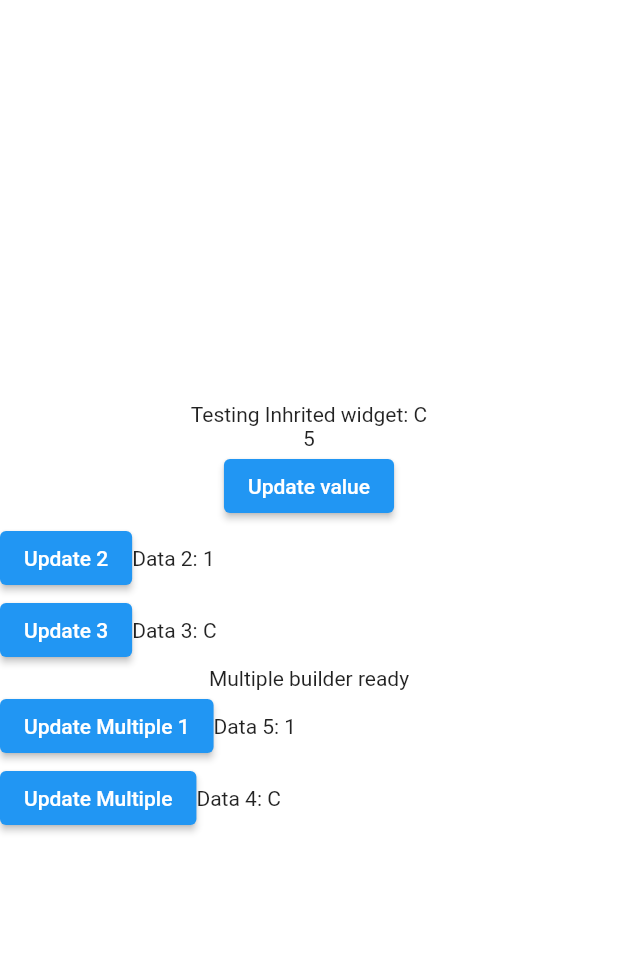
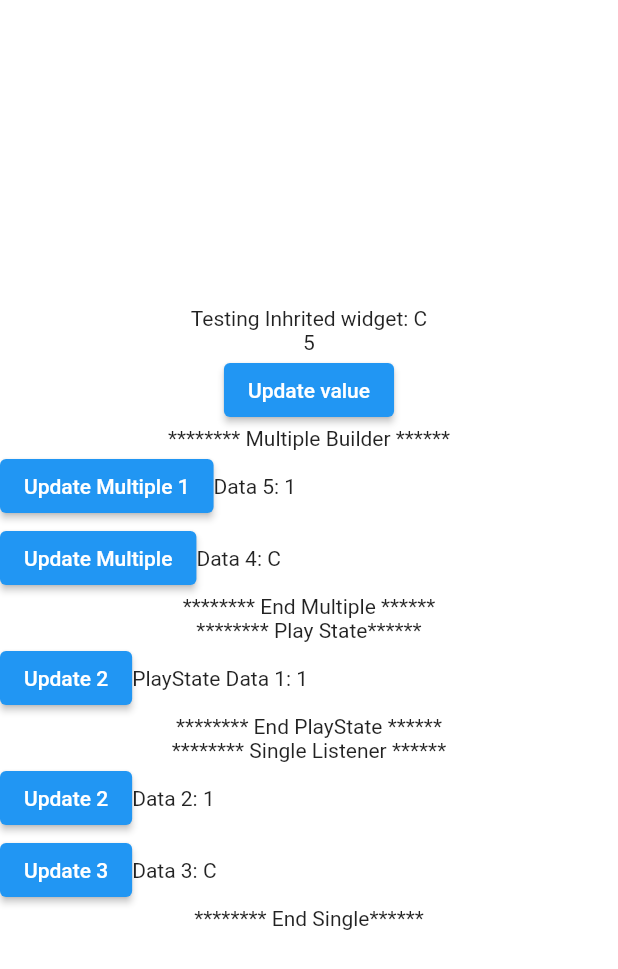
Before and after one commit to ISRAEL-DUFF/my-flutter-experiments, a Flutter app: the screen it shows after launch, on a phone screen of 412 x 824 dp. Shown: the top 969 px of the screen. Run offline on Flutter 3.47's test engine with Material 2 defaults, Android fonts, the light colour scheme and no system bars.

Commit message:
custom inherited widget refactored

```diff
--- a/lib/inherited_widgets/provider.dart
+++ b/lib/inherited_widgets/provider.dart
@@ -10,10 +10,14 @@ class TProvider<T> extends StatefulWidget {
   @override
   TProviderState createState() => TProviderState<T>(data: data);
 
-  static TProviderState? of<P>(BuildContext context) {
+  static TProviderState? fo<P>(BuildContext context) {
     return context
         .dependOnInheritedWidgetOfExactType<TInheritedWidget<P>>()!
         .state;
+  }
+
+  static P? of<P>(BuildContext context) {
+    return fo<P>(context)!.data;
   }
 }
 
@@ -71,52 +75,61 @@ class TMultiprovider extends StatelessWidget {
 
 class TDataNotifier extends ValueNotifier<int> {
   TDataNotifier() : super(Random().nextInt(500));
-  updateState() {
-    value = Random().nextInt(500);
+
+  @override
+  notifyListeners() {
+    // TODO: custom logic here
+
+    // well, still thinking of what / how to update this 'value'
+    // value = Random().nextInt(500);
+
+    // finally call notifyListeners from Super class ValueNotifier
+    super.notifyListeners();
   }
 }
 
 class TListenableBuilder<T extends TDataNotifier> extends StatelessWidget {
   final Widget Function(BuildContext, T, Widget?) builder;
   Widget? child;
-  T listener;
+  T value;
   TListenableBuilder(
-      {Key? key, required this.listener, required this.builder, this.child})
+      {Key? key, required this.value, required this.builder, this.child})
       : super(key: key);
 
   @override
   Widget build(BuildContext context) {
     return ValueListenableBuilder<int>(
-        valueListenable: listener,
+        valueListenable: value,
         child: child,
         builder: (context, v, child) {
-          return builder(context, listener, child);
+          return builder(context, value, child);
         });
   }
 }
 
 // MULTIPLE Listenable
-class TListenable<T extends TDataNotifier> {
+class TListenable<T> with TypeCheck {
   T listener;
   TListenable({required this.listener}) {
-    // assert(isSubtype<T, TDataNotifier>());
+    assert(isSubtype<T, TDataNotifier>());
   }
 }
 
 class TMultiListenableBuilder extends StatefulWidget {
-  final Widget Function(BuildContext, Widget?) builder;
+  final Widget Function(
+      BuildContext, T? Function<T extends TDataNotifier>(), Widget?) builder;
   final Widget? child;
-  final List<TListenable> listeners;
+  final List<TListenable> values;
   const TMultiListenableBuilder(
-      {Key? key, required this.listeners, required this.builder, this.child})
+      {Key? key, required this.values, required this.builder, this.child})
       : super(key: key);
   @override
   TMultiListenableBuilderState createState() => TMultiListenableBuilderState();
 
-  TListenable? find<T>() {
-    for (TListenable l in listeners) {
+  T? find<T extends TDataNotifier>() {
+    for (TListenable l in values) {
       if (l.listener is T) {
-        return l;
+        return l.listener;
       }
     }
   }
@@ -129,7 +142,7 @@ class TMultiListenableBuilderState extends State<TMultiListenableBuilder>
     super.initState();
 
     // listen for individual changes in listeners
-    for (TListenable l in widget.listeners) {
+    for (TListenable l in widget.values) {
       l.listener.addListener(listenForUpdate);
     }
   }
@@ -138,7 +151,7 @@ class TMultiListenableBuilderState extends State<TMultiListenableBuilder>
   void dispose() {
     // TODO: implement dispose
     super.dispose();
-    for (TListenable l in widget.listeners) {
+    for (TListenable l in widget.values) {
       l.listener.removeListener(listenForUpdate);
     }
   }
@@ -149,13 +162,13 @@ class TMultiListenableBuilderState extends State<TMultiListenableBuilder>
   }
 
   Widget _buildTree({int i = 0}) {
-    if (i < widget.listeners.length - 1) {
+    if (i < widget.values.length - 1) {
       return Builder(builder: (context) {
         return _buildTree(i: i + 1);
       });
     } else {
       return Builder(builder: (context) {
-        return widget.builder(context, widget.child);
+        return widget.builder(context, widget.find, widget.child);
       });
     }
   }
@@ -166,24 +179,3 @@ class TMultiListenableBuilderState extends State<TMultiListenableBuilder>
     });
   }
 }
-
-class MyData1 extends TDataNotifier {
-  int a = 1;
-  int b = 2;
-  String c = 'C';
-
-  updateA(int newA) {
-    a = newA;
-    updateState();
-  }
-}
-
-class MyData2 extends TDataNotifier {
-  int nuum = 1;
-  String c = 'C';
-
-  updateName(String name) {
-    c = name;
-    updateState();
-  }
-}
--- a/lib/main.dart
+++ b/lib/main.dart
@@ -2,7 +2,12 @@ import 'package:flutter/material.dart';
 import './cashly/theme.dart';
 import './cashly/buttons.dart';
 import './inherited_widgets/provider.dart';
+import './model.dart';
 import 'dart:math';
+
+import './pages/page_one.dart';
+import './pages/single_listener.dart';
+import './pages/multi_listener.dart';
 
 void main() {
   runApp(const MyApp());
@@ -14,15 +19,6 @@ class MyApp extends StatelessWidget {
   // This widget is the root of your application.
   @override
   Widget build(BuildContext context) {
-    // return TProviderStateWrapper<int>(
-    //     data: 6,
-    //     child: MaterialApp(
-    //       title: 'Trouter',
-    //       color: CashlyThemeData.accentColor.withOpacity(1),
-    //       theme: CashlyThemeData.themeData(),
-    //       home: MyHomePage(),
-    //     ));
-
     return TMultiprovider(
         providers: [
           TProvider<int>(data: 5),
@@ -45,144 +41,28 @@ class MyHomePage extends StatelessWidget {
     var stat = TProvider.of<int>(context)!;
     var data1 = TProvider.of<MyData1>(context)!;
     var data2 = TProvider.of<MyData2>(context)!;
-    int d = stat.data;
+    int d = stat;
     return Scaffold(
       // appBar: AppBar(title: Text('Cashly App')),
       body: Column(
         mainAxisAlignment: MainAxisAlignment.center,
         children: [
-          Center(child: Text('Testing Inhrited widget: ${data2.data.c}')),
+          Center(child: Text('Testing Inhrited widget: ${data2.c}')),
           Center(child: Text(d.toString())),
           ElevatedButton(
               onPressed: () {
                 int a = Random().nextInt(500);
                 // stat.updateData(a);
-                data1.data.updateA(a);
+                data1.updateA(a);
               },
               child: Text('Update value')),
           // PlayState(),
 
-          TListenableBuilder<MyData1>(
-              listener: data1.data,
-              builder: (context, data, _) {
-                return Container(
-                    child: Row(
-                  children: [
-                    ElevatedButton(
-                        onPressed: () {
-                          int a = Random().nextInt(500);
-                          data.updateA(a);
-                        },
-                        child: Text('Update 2')),
-                    Text('Data 2: ${data.a}'),
-                  ],
-                ));
-              }),
-
-          TListenableBuilder<MyData2>(
-              listener: data2.data,
-              builder: (context, data, _) {
-                return Container(
-                    child: Row(
-                  children: [
-                    ElevatedButton(
-                        onPressed: () {
-                          int a = Random().nextInt(500);
-                          data.updateName('String: ' + a.toString());
-                        },
-                        child: Text('Update 3')),
-                    Text('Data 3: ${data.c}'),
-                  ],
-                ));
-              }),
-
-          // Multiple listeners
-          TMultiListenableBuilder(
-              listeners: [
-                TListenable<MyData1>(
-                  listener: data1.data,
-                ),
-                TListenable<MyData2>(
-                  listener: data2.data,
-                ),
-              ],
-              builder: (context, _) {
-                return Center(
-                  child: Column(
-                    children: [
-                      Text('Multiple builder ready'),
-                      Container(
-                          child: Row(
-                        children: [
-                          ElevatedButton(
-                              onPressed: () {
-                                int a = Random().nextInt(500);
-                                data1.data.updateA(a);
-                              },
-                              child: Text('Update Multiple 1')),
-                          Text('Data 5: ${data1.data.a}'),
-                        ],
-                      )),
-                      Container(
-                          child: Row(
-                        children: [
-                          ElevatedButton(
-                              onPressed: () {
-                                int a = Random().nextInt(500);
-                                data2.data
-                                    .updateName('String: ' + a.toString());
-                              },
-                              child: Text('Update Multiple')),
-                          Text('Data 4: ${data2.data.c}'),
-                        ],
-                      )),
-                    ],
-                  ),
-                );
-              })
+          DemoMultiListener(),
+          PlayState(),
+          DemoSingleListener()
         ],
       ),
     );
   }
 }
-
-class PlayState extends StatefulWidget {
-  Widget? child;
-  PlayState({
-    Key? key,
-  }) : super(key: key);
-  @override
-  PlayStateS createState() => PlayStateS();
-}
-
-class PlayStateS extends State<PlayState> {
-  // TSubscribe ss = TSubscribe();
-  // MyData dd = MyData();
-  @override
-  Widget build(BuildContext context) {
-    // return ValueListenableBuilder<int>(
-    //     valueListenable: dd.v,
-    //     builder: (context, v, child) {
-    //       return child!;
-    //     });
-
-    return Column(children: [
-      TListenableBuilder<MyData1>(
-          listener: MyData1(),
-          builder: (context, data, _) {
-            return Container(
-                child: Row(
-              children: [
-                ElevatedButton(
-                    onPressed: () {
-                      int a = Random().nextInt(500);
-                      data.updateA(a);
-                    },
-                    child: Text('Update 2')),
-                Text('Data 1: ${data.a}'),
-              ],
-            ));
-          })
-    ]);
-  }
-}
--- /dev/null
+++ b/lib/model.dart
@@ -0,0 +1,24 @@
+import 'package:trouter/inherited_widgets/provider.dart';
+
+class MyData1 extends TDataNotifier {
+  int a = 1;
+  int b = 2;
+  String c = 'C';
+
+  updateA(int newA) {
+    a = newA;
+    // updateState();
+    notifyListeners();
+  }
+}
+
+class MyData2 extends TDataNotifier {
+  int nuum = 1;
+  String c = 'C';
+
+  updateName(String name) {
+    c = name;
+    // updateState();
+    notifyListeners();
+  }
+}
--- /dev/null
+++ b/lib/pages/multi_listener.dart
@@ -0,0 +1,59 @@
+import 'package:flutter/material.dart';
+import '../inherited_widgets/provider.dart';
+import '../model.dart';
+import 'dart:math';
+
+class DemoMultiListener extends StatelessWidget {
+  @override
+  Widget build(BuildContext context) {
+    var data1 = TProvider.of<MyData1>(context)!;
+    var data2 = TProvider.of<MyData2>(context)!;
+
+    // Multiple listeners
+    return TMultiListenableBuilder(
+        values: [
+          TListenable<MyData1>(
+            listener: data1,
+          ),
+          TListenable<MyData2>(
+            listener: data2,
+          ),
+        ],
+        builder: (context, find, _) {
+          return Center(
+            child: Column(
+              children: [
+                Text('******** Multiple Builder ******'),
+                Container(
+                    child: Row(
+                  children: [
+                    ElevatedButton(
+                        onPressed: () {
+                          int a = Random().nextInt(500);
+                          // data1.data.updateA(a);
+                          MyData1? l = find<MyData1>();
+                          l!.updateA(a);
+                        },
+                        child: Text('Update Multiple 1')),
+                    Text('Data 5: ${data1.a}'),
+                  ],
+                )),
+                Container(
+                    child: Row(
+                  children: [
+                    ElevatedButton(
+                        onPressed: () {
+                          int a = Random().nextInt(500);
+                          data2.updateName('String: ' + a.toString());
+                        },
+                        child: Text('Update Multiple')),
+                    Text('Data 4: ${data2.c}'),
+                  ],
+                )),
+                Text('******** End Multiple ******'),
+              ],
+            ),
+          );
+        });
+  }
+}
--- /dev/null
+++ b/lib/pages/page_one.dart
@@ -0,0 +1,43 @@
+import 'package:flutter/material.dart';
+import '../inherited_widgets/provider.dart';
+import '../model.dart';
+import 'dart:math';
+
+class PlayState extends StatefulWidget {
+  Widget? child;
+  PlayState({
+    Key? key,
+  }) : super(key: key);
+  @override
+  PlayStateS createState() => PlayStateS();
+}
+
+class PlayStateS extends State<PlayState> {
+  @override
+  Widget build(BuildContext context) {
+    return Column(children: [
+      TListenableBuilder<MyData1>(
+          value: MyData1(),
+          builder: (context, data, _) {
+            return Column(
+              children: [
+                Text('******** Play State******'),
+                Container(
+                    child: Row(
+                  children: [
+                    ElevatedButton(
+                        onPressed: () {
+                          int a = Random().nextInt(500);
+                          data.updateA(a);
+                        },
+                        child: Text('Update 2')),
+                    Text('PlayState Data 1: ${data.a}'),
+                  ],
+                )),
+                Text('******** End PlayState ******'),
+              ],
+            );
+          })
+    ]);
+  }
+}
--- /dev/null
+++ b/lib/pages/single_listener.dart
@@ -0,0 +1,52 @@
+import 'package:flutter/material.dart';
+import '../inherited_widgets/provider.dart';
+import '../model.dart';
+import 'dart:math';
+
+class DemoSingleListener extends StatelessWidget {
+  @override
+  Widget build(BuildContext context) {
+    var data1 = TProvider.of<MyData1>(context)!;
+    var data2 = TProvider.of<MyData2>(context)!;
+
+    // Single listeners
+    return Column(
+      children: [
+        Text('******** Single Listener ******'),
+        TListenableBuilder<MyData1>(
+            value: data1,
+            builder: (context, data, _) {
+              return Container(
+                  child: Row(
+                children: [
+                  ElevatedButton(
+                      onPressed: () {
+                        int a = Random().nextInt(500);
+                        data.updateA(a);
+                      },
+                      child: Text('Update 2')),
+                  Text('Data 2: ${data.a}'),
+                ],
+              ));
+            }),
+        TListenableBuilder<MyData2>(
+            value: data2,
+            builder: (context, data, _) {
+              return Container(
+                  child: Row(
+                children: [
+                  ElevatedButton(
+                      onPressed: () {
+                        int a = Random().nextInt(500);
+                        data.updateName('String: ' + a.toString());
+                      },
+                      child: Text('Update 3')),
+                  Text('Data 3: ${data.c}'),
+                ],
+              ));
+            }),
+        Text('******** End Single******'),
+      ],
+    );
+  }
+}
```
